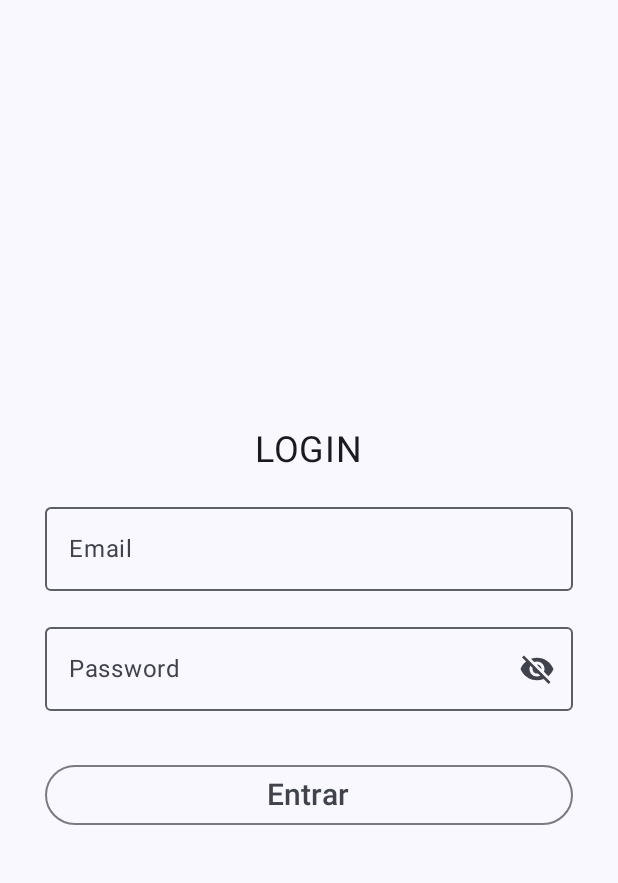
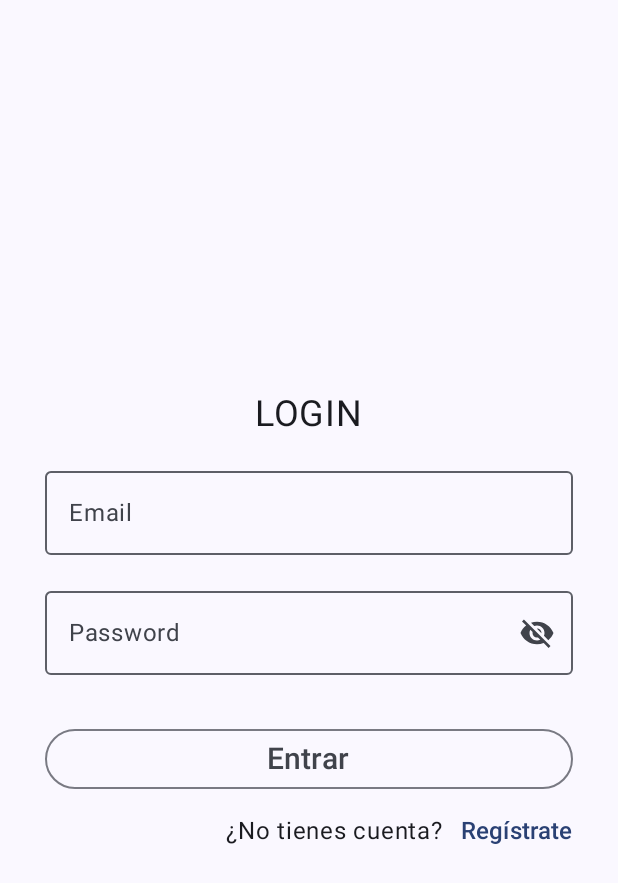
Before and after one commit to Salmeron52/Control-Ajedrez, an Android app built with Jetpack Compose: the LoginView screen opened through its navigation route, on a phone screen of 412 x 824 dp. Shown: the top 883 px of the screen. Run offline under Robolectric (Android 15) with nearby library versions, the phone set to English and light mode, and no system bars; our stand-ins replace Firebase (no records; nobody signed in at launch, a user with empty details on screens opened directly).

Commit message:
"Segundo commit"

```diff
--- a/app/src/main/java/com/buenhijogames/controlpartidasajedrez/Utilidades.kt
+++ b/app/src/main/java/com/buenhijogames/controlpartidasajedrez/Utilidades.kt
@@ -1,7 +1,10 @@
 package com.buenhijogames.controlpartidasajedrez
 
+import androidx.compose.foundation.clickable
+import androidx.compose.foundation.layout.Row
 import androidx.compose.foundation.layout.Spacer
 import androidx.compose.foundation.layout.height
+import androidx.compose.foundation.layout.width
 import androidx.compose.foundation.rememberScrollState
 import androidx.compose.foundation.verticalScroll
 import androidx.compose.material3.AlertDialog
@@ -12,8 +15,10 @@ import androidx.compose.material3.OutlinedButton
 import androidx.compose.material3.Text
 import androidx.compose.material3.surfaceColorAtElevation
 import androidx.compose.runtime.Composable
+import androidx.compose.ui.Alignment
 import androidx.compose.ui.Modifier
 import androidx.compose.ui.graphics.Color
+import androidx.compose.ui.text.font.FontWeight
 import androidx.compose.ui.text.style.TextAlign
 import androidx.compose.ui.unit.dp
 import androidx.compose.ui.unit.sp
@@ -27,7 +32,6 @@ fun Titulo(texto: String) {
 
 @Composable
 fun Boton(
-    ajedrezViewModel: AjedrezViewModel = AjedrezViewModel(),
     color: Color = VerdeTotal,
     texto: String = "",
     modifier: Modifier = Modifier,
@@ -42,6 +46,16 @@ fun Boton(
 @Composable
 fun Espacio(espacio: Int = 16) {
     Spacer(modifier = Modifier.height(espacio.dp))
+}
+
+@Composable
+fun Alto(modifier: Modifier = Modifier, alto: Int = 16) {
+    Spacer(modifier = Modifier.height(alto.dp))
+}
+
+@Composable
+fun Ancho(ancho: Int = 8) {
+    Spacer(modifier = Modifier.width(ancho.dp))
 }
 
 @Composable
@@ -111,3 +125,33 @@ fun DialogoConfirmarGuardar(siConfirmaGuardar: () -> Unit, siNoConfirma: () -> U
     )
 
 }
+
+@Composable
+fun ResultadoPartida(
+    nombre: String,
+    onClickMenos: (String) -> Unit,
+    onClickMas: (String) -> Unit
+) {
+    Row(verticalAlignment = Alignment.CenterVertically) {
+        Text(
+            text = "-",
+            fontSize = 40.sp,
+            color = VerdeTotal,
+            fontWeight = FontWeight.Bold,
+            modifier = Modifier.clickable { onClickMenos(nombre) }
+        )
+        Ancho()
+        Text(
+            text = nombre,
+            color = Color.Black,
+        )
+        Ancho()
+        Text(
+            text = "+",
+            fontSize = 24.sp,
+            color = VerdeTotal,
+            fontWeight = FontWeight.Bold,
+            modifier = Modifier.clickable { onClickMas(nombre) }
+        )
+    }
+}
--- a/app/src/main/java/com/buenhijogames/controlpartidasajedrez/login/LoginView.kt
+++ b/app/src/main/java/com/buenhijogames/controlpartidasajedrez/login/LoginView.kt
@@ -7,6 +7,7 @@ import androidx.activity.compose.rememberLauncherForActivityResult
 import androidx.activity.result.contract.ActivityResultContracts
 import androidx.compose.foundation.layout.Arrangement
 import androidx.compose.foundation.layout.Column
+import androidx.compose.foundation.layout.Row
 import androidx.compose.foundation.layout.fillMaxSize
 import androidx.compose.foundation.layout.fillMaxWidth
 import androidx.compose.foundation.layout.padding
@@ -16,6 +17,7 @@ import androidx.compose.material3.IconButton
 import androidx.compose.material3.OutlinedButton
 import androidx.compose.material3.OutlinedTextField
 import androidx.compose.material3.Text
+import androidx.compose.material3.TextButton
 import androidx.compose.runtime.Composable
 import androidx.compose.runtime.LaunchedEffect
 import androidx.compose.runtime.getValue
@@ -36,7 +38,11 @@ import com.buenhijogames.controlpartidasajedrez.LoginViewModel
 import com.buenhijogames.controlpartidasajedrez.R
 
 @Composable
-fun LoginView(loginViewModel: LoginViewModel, onNavigateToPrincipal: () -> Unit) {
+fun LoginView(
+    loginViewModel: LoginViewModel,
+    onNavigateToRegistro: () -> Unit,
+    onNavigateToPrincipal: () -> Unit
+) {
 
     Column(
         horizontalAlignment = Alignment.CenterHorizontally,
@@ -107,8 +113,10 @@ fun LoginView(loginViewModel: LoginViewModel, onNavigateToPrincipal: () -> Unit)
             trailingIcon = {
                 IconButton(onClick = { oculto = !oculto }) {
                     Icon(
-                        painterResource(if (oculto) R.drawable.icono_no_visible
-                        else R.drawable.icono_visible),
+                        painterResource(
+                            if (oculto) R.drawable.icono_no_visible
+                            else R.drawable.icono_visible
+                        ),
                         contentDescription = "Ver contraseña"
                     )
                 }
@@ -132,34 +140,20 @@ fun LoginView(loginViewModel: LoginViewModel, onNavigateToPrincipal: () -> Unit)
         ) {
             Text(text = "Entrar", fontSize = 20.sp)
         }
+        Row(
+            modifier = Modifier.fillMaxWidth().padding(horizontal = 18.dp),
+            horizontalArrangement = Arrangement.End,
+            verticalAlignment = Alignment.CenterVertically,
+        ) {
+            Text(
+                text = "¿No tienes cuenta?",
+                fontSize = 16.sp,
+            )
 
-        /*Espacio(32)
-
-        OutlinedButton(
-            onClick = {
-                loginViewModel.loginInvitado() {
-                    navController.navigate("Home")
-                }
-            },
-            modifier = Modifier
-                .fillMaxWidth()
-                .padding(start = 30.dp, end = 30.dp)
-        ) {
-            Column(horizontalAlignment = Alignment.CenterHorizontally) {
-                Text(text = "Entrar como INVITADO", fontSize = 24.sp)
-                Text(text = "(Sólo pruebas. Los datos se borrarán)")
-            }
-        }*/
-
-        /*Espacio(16)
-
-        OutlinedButton(
-            onClick = { buttonClicked = true }, // Asignar la acción de pulsar
-            modifier = Modifier.padding(8.dp)
-        ) {
-            Text("Política de privacidad", fontSize = 16.sp)
-        }*/
-
+            TextButton(
+                onClick = { onNavigateToRegistro() },
+            ) { Text(text = "Regístrate", fontSize = 16.sp) }
+        }
 
         if (loginViewModel.mostrarAlerta) {
             Alerta(
--- a/app/src/main/java/com/buenhijogames/controlpartidasajedrez/navigation/Navegacion.kt
+++ b/app/src/main/java/com/buenhijogames/controlpartidasajedrez/navigation/Navegacion.kt
@@ -5,7 +5,6 @@ import androidx.compose.ui.Modifier
 import androidx.navigation.compose.NavHost
 import androidx.navigation.compose.composable
 import androidx.navigation.compose.rememberNavController
-import androidx.navigation.toRoute
 import com.buenhijogames.controlpartidasajedrez.AjedrezViewModel
 import com.buenhijogames.controlpartidasajedrez.LoginViewModel
 import com.buenhijogames.controlpartidasajedrez.login.LoginView
@@ -30,9 +29,9 @@ fun Navegacion(
                 navController.navigate(Principal)
             }
         }
-            /*Tarjeta( idDelDocumento =  , ajedrezViewModel = ajedrezViewModel) {
-            navController.navigate(Principal)
-        } }*/
+        /*Tarjeta( idDelDocumento =  , ajedrezViewModel = ajedrezViewModel) {
+        navController.navigate(Principal)
+    } }*/
         composable<Registro> {
             RegisterView(loginViewModel = loginViewModel) {
                 navController.navigate(Login) {
@@ -40,7 +39,13 @@ fun Navegacion(
                 }
             }
         }
-        composable<Login> { LoginView(loginViewModel) { navController.navigate(Principal) } }
+        composable<Login> {
+            LoginView(
+                loginViewModel,
+                onNavigateToRegistro = { navController.navigate(Registro) }) {
+                navController.navigate(Principal)
+            }
+        }
         composable<Principal> {
             PantallaPrincipal(
                 ajedrezViewModel = ajedrezViewModel,
--- a/app/src/main/java/com/buenhijogames/controlpartidasajedrez/pantalla/GuardarResultados.kt
+++ b/app/src/main/java/com/buenhijogames/controlpartidasajedrez/pantalla/GuardarResultados.kt
@@ -59,7 +59,6 @@ fun GuardarResultados(
             ) {
                 Titulo("Fin de la jornada")
                 Boton(
-                    ajedrezViewModel = ajedrezViewModel,
                     texto = "Guardar resultados"
                 ) {
                     ajedrezViewModel.sumarCampeonatos(ajedrezViewModel)
--- a/app/src/main/java/com/buenhijogames/controlpartidasajedrez/pantalla/SuperficieIntroducirResultados.kt
+++ b/app/src/main/java/com/buenhijogames/controlpartidasajedrez/pantalla/SuperficieIntroducirResultados.kt
@@ -12,12 +12,15 @@ import androidx.compose.ui.Alignment
 import androidx.compose.ui.Modifier
 import androidx.compose.ui.unit.dp
 import com.buenhijogames.controlpartidasajedrez.AjedrezViewModel
-import com.buenhijogames.controlpartidasajedrez.Boton
+import com.buenhijogames.controlpartidasajedrez.ResultadoPartida
 import com.buenhijogames.controlpartidasajedrez.Titulo
 import com.buenhijogames.controlpartidasajedrez.ui.theme.VerdeGeneral
 
 @Composable
-fun SuperficieIntroducirResultados(modifier: Modifier = Modifier, ajedrezViewModel: AjedrezViewModel) {
+fun SuperficieIntroducirResultados(
+    modifier: Modifier = Modifier,
+    ajedrezViewModel: AjedrezViewModel
+) {
     Surface(
         modifier = modifier.padding(8.dp),
         shape = RoundedCornerShape(8.dp),
@@ -41,19 +44,27 @@ fun SuperficieIntroducirResultados(modifier: Modifier = Modifier, ajedrezViewMod
                     horizontalArrangement = Arrangement.SpaceEvenly,
                     verticalAlignment = Alignment.CenterVertically
                 ) {
-                    Boton(
-                        ajedrezViewModel = ajedrezViewModel,
-                        texto = "Gana Luis"
-                    ) { ajedrezViewModel.luisGanaLaPartida() }
+                    ResultadoPartida(
+                        nombre = "Luis",
+                        onClickMenos = { nombre -> ajedrezViewModel.onClickMenos(nombre) },
+                        onClickMas = { nombre -> ajedrezViewModel.onClickMas(nombre) }
+                    )
+                    ResultadoPartida(
+                        nombre = "Manolo",
+                        onClickMenos = { nombre ->
+                            ajedrezViewModel.onClickMenos(nombre)
+                        }) { nombre ->
+                        ajedrezViewModel.onClickMas(nombre)
+                    }
 
-                    Boton(ajedrezViewModel, texto = "Gana Manolo") {
-                        ajedrezViewModel.manoloGanaLaPartida()
-                    }
                 }
-                Boton(
-                    ajedrezViewModel = ajedrezViewModel,
-                    texto = "Tablas"
-                ) { ajedrezViewModel.tablasEnLaPartida() }
+                ResultadoPartida(
+                    nombre = "Tablas",
+                    onClickMenos = { nombre ->
+                        ajedrezViewModel.onClickMenos(nombre)
+                    }) { nombre ->
+                    ajedrezViewModel.onClickMas(nombre)
+                }
             }
         }
     }
--- a/app/src/main/java/com/buenhijogames/controlpartidasajedrez/pantalla/Tarjeta.kt
+++ b/app/src/main/java/com/buenhijogames/controlpartidasajedrez/pantalla/Tarjeta.kt
@@ -63,7 +63,6 @@ fun Tarjeta(
                     verticalAlignment = Alignment.CenterVertically
                 ) {
                     Boton(
-                        ajedrezViewModel = ajedrezViewModel,
                         color = VerdeOscuro,
                         texto = "Cerrar sesión",
                         onClick = {
--- /dev/null
+++ b/app/src/main/res/drawable/icono_deshacer.xml
@@ -0,0 +1,5 @@
+<vector xmlns:android="http://schemas.android.com/apk/res/android" android:autoMirrored="true" android:height="24dp" android:tint="#000000" android:viewportHeight="24" android:viewportWidth="24" android:width="24dp">
+
+    <path android:fillColor="@android:color/white" android:pathData="M12.5,8c-2.65,0 -5.05,0.99 -6.9,2.6L2,7v9h9l-3.62,-3.62c1.39,-1.16 3.16,-1.88 5.12,-1.88 3.54,0 6.55,2.31 7.6,5.5l2.37,-0.78C21.08,11.03 17.15,8 12.5,8z"/>
+
+</vector>
```
Also changed, not shown: app/src/main/java/com/buenhijogames/controlpartidasajedrez/AjedrezViewModel.kt (+42 -0 lines).
